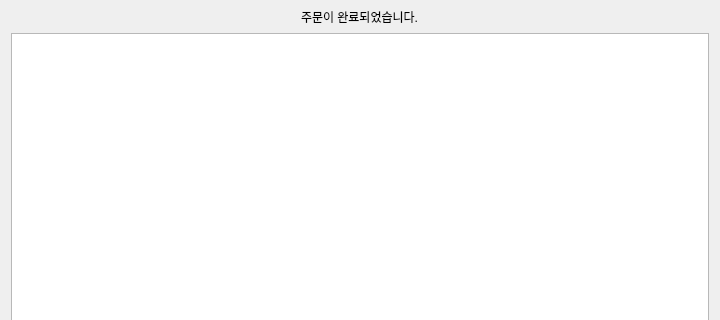
Before: the Qt Designer form my_package/ui/Receipt_menu.ui in Seongeun11/PyPointKiosk, drawn with Qt 5; both pictures show x 0 to 720 and y 0 to 320 of the 720 by 716 pixel window.
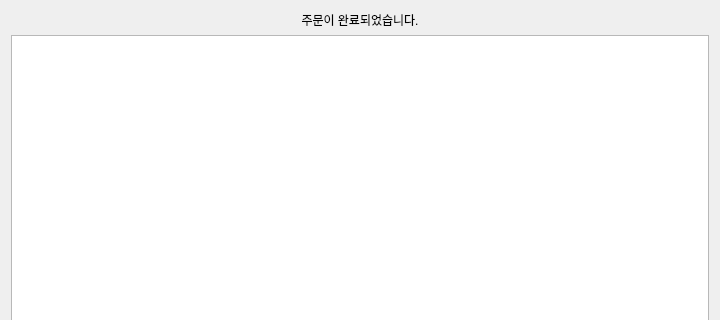
After: the same form once the commit is applied.

Commit message: Change and payment methods: add coupons and percentage discounts, and also export the original receipt to the second sheet in Excel

```diff
--- a/my_package/ui/Receipt_menu.ui
+++ b/my_package/ui/Receipt_menu.ui
@@ -17,25 +17,10 @@
    <item>
     <layout class="QVBoxLayout" name="verticalLayout">
      <item>
-      <widget class="QLineEdit" name="le_title">
-       <property name="sizePolicy">
-        <sizepolicy hsizetype="Expanding" vsizetype="Fixed">
-         <horstretch>0</horstretch>
-         <verstretch>0</verstretch>
-        </sizepolicy>
-       </property>
-       <property name="focusPolicy">
-        <enum>Qt::FocusPolicy::NoFocus</enum>
-       </property>
-       <property name="styleSheet">
-        <string notr="true">background-color: transparent;</string>
-       </property>
+      <widget class="QLabel" name="label">
        <property name="text">
         <string>주문이 완료되었습니다.</string>
        </property>
-       <property name="frame">
-        <bool>false</bool>
-       </property>
        <property name="alignment">
         <set>Qt::AlignmentFlag::AlignCenter</set>
        </property>
```
The commit also changes 14 other files.
